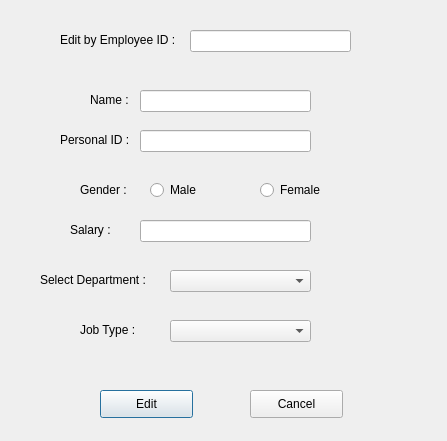
Qt form Design/employeeEdit.ui (SPRYK/DatabaseProject) before a commit.
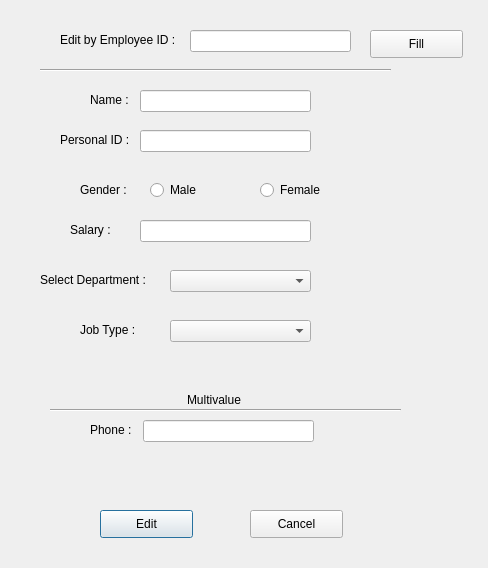
The same form after that commit.

Commit message: finish patient and employee ui

What changed in the file:
```diff
--- a/Design/employeeEdit.ui
+++ b/Design/employeeEdit.ui
@@ -6,8 +6,8 @@
    <rect>
     <x>0</x>
     <y>0</y>
-    <width>447</width>
-    <height>441</height>
+    <width>488</width>
+    <height>568</height>
    </rect>
   </property>
   <property name="windowTitle">
@@ -194,7 +194,7 @@
    <property name="geometry">
     <rect>
      <x>100</x>
-     <y>390</y>
+     <y>510</y>
      <width>93</width>
      <height>28</height>
     </rect>
@@ -207,7 +207,7 @@
    <property name="geometry">
     <rect>
      <x>250</x>
-     <y>390</y>
+     <y>510</y>
      <width>93</width>
      <height>28</height>
     </rect>
@@ -216,6 +216,81 @@
     <string>Cancel</string>
    </property>
   </widget>
+  <widget class="Line" name="line">
+   <property name="geometry">
+    <rect>
+     <x>40</x>
+     <y>60</y>
+     <width>351</width>
+     <height>20</height>
+    </rect>
+   </property>
+   <property name="orientation">
+    <enum>Qt::Horizontal</enum>
+   </property>
+  </widget>
+  <widget class="QPushButton" name="fillButton">
+   <property name="geometry">
+    <rect>
+     <x>370</x>
+     <y>30</y>
+     <width>93</width>
+     <height>28</height>
+    </rect>
+   </property>
+   <property name="text">
+    <string>Fill</string>
+   </property>
+  </widget>
+  <widget class="QLabel" name="label_10">
+   <property name="geometry">
+    <rect>
+     <x>187</x>
+     <y>390</y>
+     <width>61</width>
+     <height>20</height>
+    </rect>
+   </property>
+   <property name="text">
+    <string>Multivalue</string>
+   </property>
+  </widget>
+  <widget class="QLabel" name="label_11">
+   <property name="geometry">
+    <rect>
+     <x>90</x>
+     <y>420</y>
+     <width>61</width>
+     <height>20</height>
+    </rect>
+   </property>
+   <property name="text">
+    <string>Phone :</string>
+   </property>
+  </widget>
+  <widget class="QLineEdit" name="phone">
+   <property name="geometry">
+    <rect>
+     <x>143</x>
+     <y>420</y>
+     <width>171</width>
+     <height>22</height>
+    </rect>
+   </property>
+  </widget>
+  <widget class="Line" name="line_2">
+   <property name="geometry">
+    <rect>
+     <x>50</x>
+     <y>400</y>
+     <width>351</width>
+     <height>20</height>
+    </rect>
+   </property>
+   <property name="orientation">
+    <enum>Qt::Horizontal</enum>
+   </property>
+  </widget>
  </widget>
  <resources/>
  <connections/>
```
Left out of the diff: 20 changed lines with no effect on the pictures. The commit also changes 13 other files.
